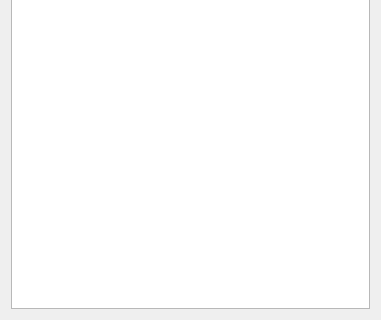
Qt form ui/AddTags.ui (kathrynmetcalf/GeoCORK) before a commit; both pictures show x 0 to 381 and y 256 to 576 of the 381 by 576 pixel window.
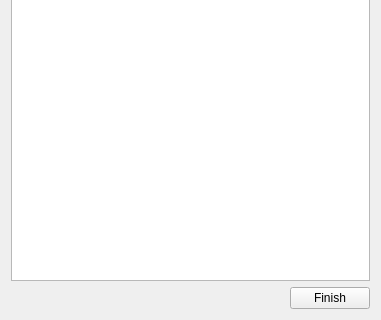
The same form after that commit.

Commit message: Added finish button to AddTags.ui Was working on the VerifiableTableModel when I encountered a new issue. The user can delete text values but not float, integer values. The user can delete all the digits in the box, but upon enter or tab, it will pass the old digits to the setData method. Need to figure this out...

What changed in the file:
```diff
--- a/ui/AddTags.ui
+++ b/ui/AddTags.ui
@@ -13,8 +13,6 @@
   <property name="windowTitle">
    <string>Dialog</string>
   </property>
-  <layout class="QVBoxLayout" name="verticalLayout_4">
-   <item>
     <layout class="QVBoxLayout" name="verticalLayout_3">
      <item>
       <layout class="QHBoxLayout" name="horizontalLayout">
@@ -151,6 +149,28 @@
          <width>100</width>
          <height>41</height>
         </size>
+     </property>
+    </widget>
+   </item>
+   <item>
+    <layout class="QHBoxLayout" name="horizontalLayout_3">
+     <item>
+      <spacer name="horizontalSpacer_2">
+       <property name="orientation">
+        <enum>Qt::Horizontal</enum>
+       </property>
+       <property name="sizeHint" stdset="0">
+        <size>
+         <width>40</width>
+         <height>20</height>
+        </size>
+       </property>
+      </spacer>
+     </item>
+     <item>
+      <widget class="QPushButton" name="finish_pushButton">
+       <property name="text">
+        <string>Finish</string>
        </property>
       </widget>
      </item>
```
Lines whose indentation alone changed are shown as unchanged. The commit also changes 7 other files.
